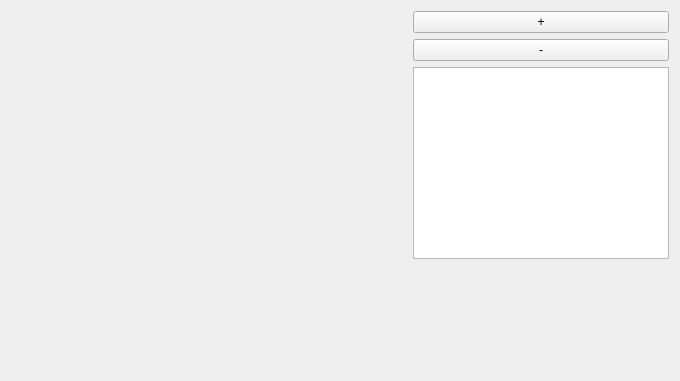
This is hacts-gui/mainwindow.ui in hacts-app/hacts as Qt 5 draws it before an edit. The edited form follows.
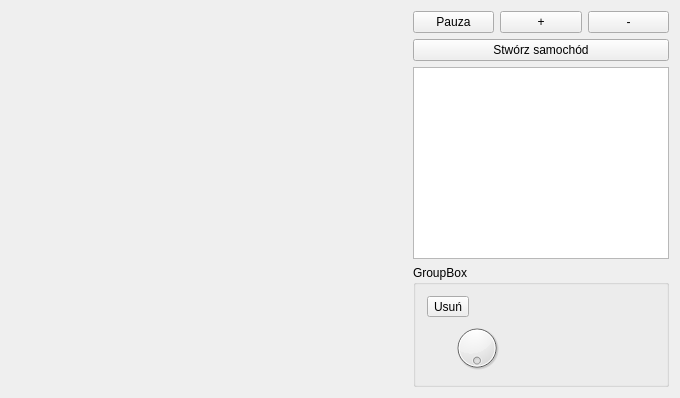
This is the edited form.

The edit to the form file:
```diff
--- a/hacts-gui/mainwindow.ui
+++ b/hacts-gui/mainwindow.ui
@@ -37,6 +37,18 @@
     <item>
      <layout class="QVBoxLayout" name="verticalLayout">
       <item>
+       <layout class="QHBoxLayout" name="horizontalLayout_3">
+        <item>
+         <widget class="QPushButton" name="pauseButton">
+          <property name="text">
+           <string>Pauza</string>
+          </property>
+          <property name="checkable">
+           <bool>true</bool>
+          </property>
+         </widget>
+        </item>
+        <item>
        <widget class="QPushButton" name="zoomInButton">
         <property name="sizePolicy">
          <sizepolicy hsizetype="Minimum" vsizetype="Minimum">
@@ -62,6 +74,19 @@
         </property>
        </widget>
       </item>
+       </layout>
+      </item>
+      <item>
+       <layout class="QHBoxLayout" name="horizontalLayout_5">
+        <item>
+         <widget class="QPushButton" name="createCarButton">
+          <property name="text">
+           <string>Stwórz samochód</string>
+          </property>
+         </widget>
+        </item>
+       </layout>
+      </item>
       <item>
        <widget class="QTreeView" name="treeView">
         <property name="sizePolicy">
@@ -84,6 +109,44 @@
         </attribute>
        </widget>
       </item>
+      <item>
+       <widget class="QGroupBox" name="carOptionsGroupBox">
+        <property name="enabled">
+         <bool>true</bool>
+        </property>
+        <property name="title">
+         <string>GroupBox</string>
+        </property>
+        <layout class="QFormLayout" name="formLayout">
+         <item row="0" column="0">
+          <widget class="QToolButton" name="deleteSelected">
+           <property name="text">
+            <string>Usuń</string>
+           </property>
+          </widget>
+         </item>
+         <item row="1" column="0">
+          <widget class="QDial" name="dial">
+           <property name="sizePolicy">
+            <sizepolicy hsizetype="Preferred" vsizetype="Maximum">
+             <horstretch>0</horstretch>
+             <verstretch>0</verstretch>
+            </sizepolicy>
+           </property>
+           <property name="maximum">
+            <number>3600</number>
+           </property>
+           <property name="wrapping">
+            <bool>true</bool>
+           </property>
+           <property name="notchesVisible">
+            <bool>false</bool>
+           </property>
+          </widget>
+         </item>
+        </layout>
+       </widget>
+      </item>
       <item>
        <spacer name="verticalSpacer">
         <property name="orientation">
```
Lines whose indentation alone changed are shown as unchanged.
